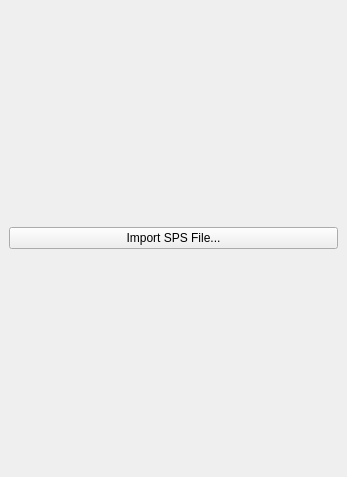
Before: the Qt Designer form obn_planner_dockwidget_base.ui in aldien03/OBN_Source_Planner_QGIS_Plugin, drawn with Qt 5.
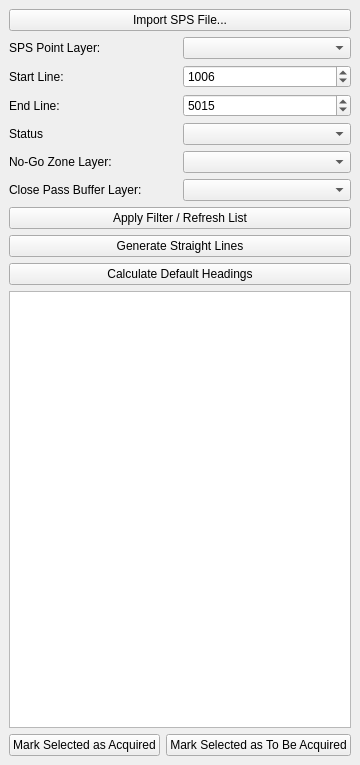
After: the same form once the commit is applied.

Commit message: calculate headings done

What changed in the file:
```diff
--- a/obn_planner_dockwidget_base.ui
+++ b/obn_planner_dockwidget_base.ui
@@ -6,8 +6,8 @@
    <rect>
     <x>0</x>
     <y>0</y>
-    <width>347</width>
-    <height>477</height>
+    <width>324</width>
+    <height>765</height>
    </rect>
   </property>
   <property name="windowTitle">
@@ -22,6 +22,159 @@
       </property>
      </widget>
     </item>
+    <item>
+     <layout class="QHBoxLayout" name="horizontalLayout">
+      <item>
+       <widget class="QLabel" name="label">
+        <property name="layoutDirection">
+         <enum>Qt::LeftToRight</enum>
+        </property>
+        <property name="text">
+         <string>SPS Point Layer:</string>
+        </property>
+       </widget>
+      </item>
+      <item>
+       <widget class="QComboBox" name="spsLayerComboBox"/>
+      </item>
+     </layout>
+    </item>
+    <item>
+     <layout class="QHBoxLayout" name="horizontalLayout_2">
+      <item>
+       <widget class="QLabel" name="label_2">
+        <property name="text">
+         <string>Start Line:</string>
+        </property>
+       </widget>
+      </item>
+      <item>
+       <widget class="QSpinBox" name="startLineSpinBox">
+        <property name="minimum">
+         <number>1000</number>
+        </property>
+        <property name="maximum">
+         <number>9999</number>
+        </property>
+        <property name="value">
+         <number>1006</number>
+        </property>
+       </widget>
+      </item>
+     </layout>
+    </item>
+    <item>
+     <layout class="QHBoxLayout" name="horizontalLayout_3">
+      <item>
+       <widget class="QLabel" name="label_3">
+        <property name="text">
+         <string>End Line:</string>
+        </property>
+       </widget>
+      </item>
+      <item>
+       <widget class="QSpinBox" name="endLineSpinBox">
+        <property name="minimum">
+         <number>1000</number>
+        </property>
+        <property name="maximum">
+         <number>9999</number>
+        </property>
+        <property name="value">
+         <number>5015</number>
+        </property>
+       </widget>
+      </item>
+     </layout>
+    </item>
+    <item>
+     <layout class="QHBoxLayout" name="horizontalLayout_4">
+      <item>
+       <widget class="QLabel" name="label_4">
+        <property name="text">
+         <string>Status</string>
+        </property>
+       </widget>
+      </item>
+      <item>
+       <widget class="QComboBox" name="statusFilterComboBox"/>
+      </item>
+     </layout>
+    </item>
+    <item>
+     <layout class="QHBoxLayout" name="horizontalLayout_5">
+      <item>
+       <widget class="QLabel" name="label_5">
+        <property name="text">
+         <string>No-Go Zone Layer:</string>
+        </property>
+       </widget>
+      </item>
+      <item>
+       <widget class="QComboBox" name="noGoZoneLayerComboBox"/>
+      </item>
+     </layout>
+    </item>
+    <item>
+     <layout class="QHBoxLayout" name="horizontalLayout_6">
+      <item>
+       <widget class="QLabel" name="label_6">
+        <property name="text">
+         <string>Close Pass Buffer Layer:</string>
+        </property>
+       </widget>
+      </item>
+      <item>
+       <widget class="QComboBox" name="closePassLayerComboBox"/>
+      </item>
+     </layout>
+    </item>
+    <item>
+     <layout class="QVBoxLayout" name="verticalLayout_2">
+      <item>
+       <widget class="QPushButton" name="applyFilterButton">
+        <property name="text">
+         <string>Apply Filter / Refresh List</string>
+        </property>
+       </widget>
+      </item>
+      <item>
+       <widget class="QPushButton" name="generateLinesButton">
+        <property name="text">
+         <string>Generate Straight Lines</string>
+        </property>
+       </widget>
+      </item>
+      <item>
+       <widget class="QPushButton" name="calculateHeadingsButton">
+        <property name="text">
+         <string>Calculate Default Headings</string>
+        </property>
+       </widget>
+      </item>
+      <item>
+       <widget class="QListWidget" name="lineListWidget"/>
+      </item>
+     </layout>
+    </item>
+    <item>
+     <layout class="QHBoxLayout" name="horizontalLayout_7">
+      <item>
+       <widget class="QPushButton" name="markAcquiredButton">
+        <property name="text">
+         <string>Mark Selected as Acquired</string>
+        </property>
+       </widget>
+      </item>
+      <item>
+       <widget class="QPushButton" name="markTbaButton">
+        <property name="text">
+         <string>Mark Selected as To Be Acquired</string>
+        </property>
+       </widget>
+      </item>
+     </layout>
+    </item>
    </layout>
   </widget>
  </widget>
```
The commit also changes 3 other files.
